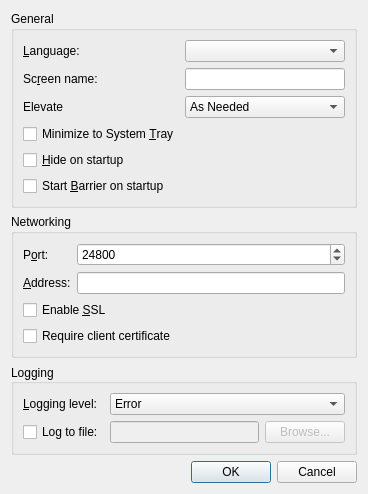
Old version of the form src/gui/src/SettingsDialogBase.ui in the repository SpiderChen/barrier-master.
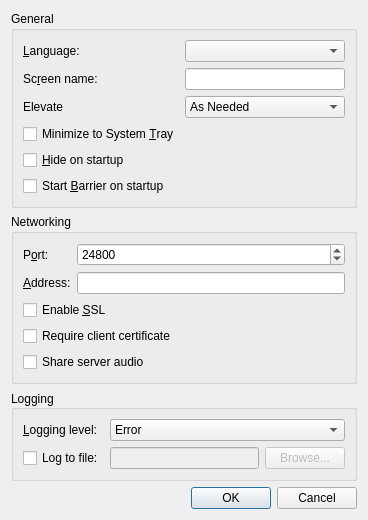
New version of the form.

Commit message: Add-GUI-audio-sharing-option

The edit to the form file:
```diff
--- a/src/gui/src/SettingsDialogBase.ui
+++ b/src/gui/src/SettingsDialogBase.ui
@@ -202,6 +202,16 @@
         </property>
        </widget>
       </item>
+      <item row="4" column="0" colspan="2">
+       <widget class="QCheckBox" name="m_pCheckBoxEnableAudio">
+        <property name="toolTip">
+         <string>Stream server audio to connected clients that also enable audio</string>
+        </property>
+        <property name="text">
+         <string>Share server audio</string>
+        </property>
+       </widget>
+      </item>
      </layout>
     </widget>
    </item>
```
Left out of the diff: 2 changed lines with no effect on the pictures. The commit also changes 4 other files.
